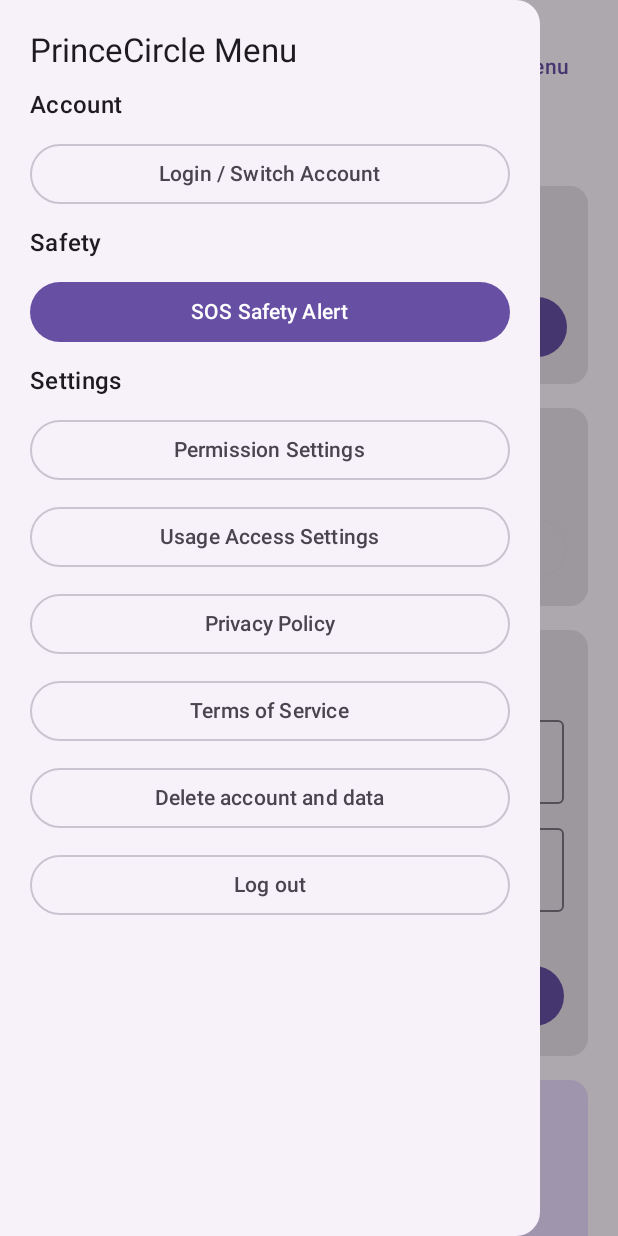
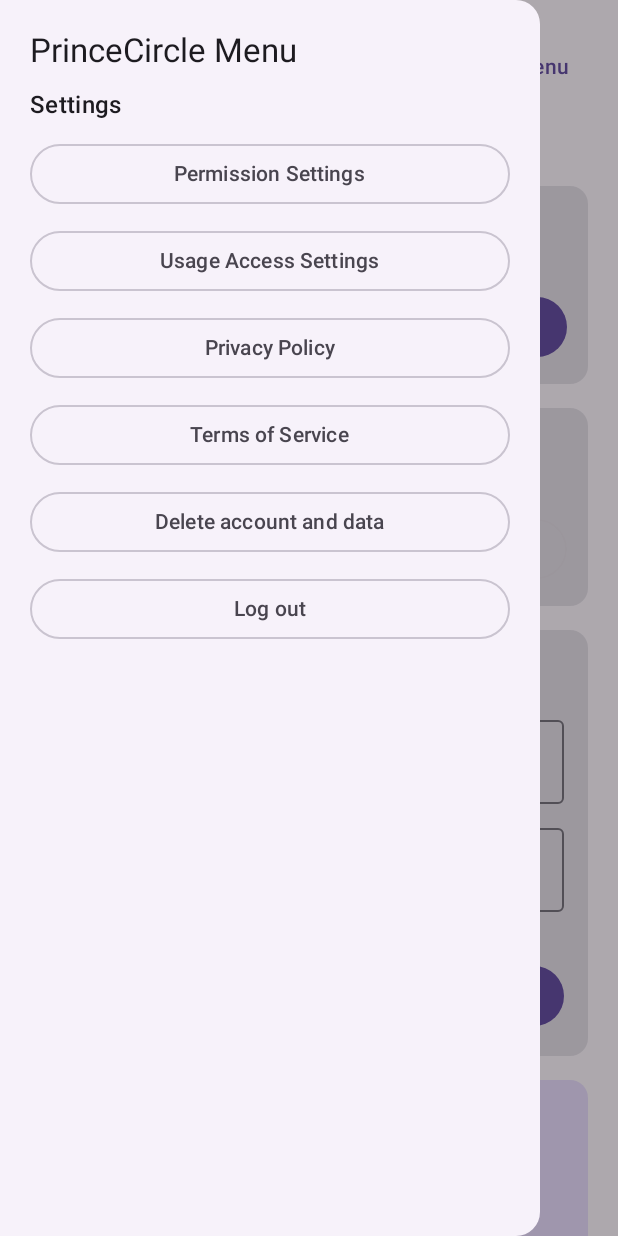
Before and after one commit to princeofworld/PrinceHacker, an Android app built with Jetpack Compose: the composable FamilyGuardDashboard called with empty values, after a tap on "☰ Menu", on a phone screen of 412 x 824 dp. Run offline under Robolectric (Android 15) with nearby library versions, the phone set to English and light mode, and no system bars; 3 statements that could not run were skipped.

Commit message:
Simplify PrinceCircle side drawer to settings, privacy and sign out

```diff
--- a/app/src/main/java/com/princeofworld/familyguard/MainActivity.kt
+++ b/app/src/main/java/com/princeofworld/familyguard/MainActivity.kt
@@ -1061,16 +1061,6 @@ private fun FamilyGuardDashboard(
                     verticalArrangement = Arrangement.spacedBy(10.dp)
                 ) {
                     Text("PrinceCircle Menu", style = MaterialTheme.typography.titleLarge)
-                    Text("Account", style = MaterialTheme.typography.titleMedium)
-                    OutlinedButton(
-                        onClick = { scope.launch { drawerState.close(); onLogout() } },
-                        modifier = Modifier.fillMaxWidth()
-                    ) { Text("Login / Switch Account") }
-                    Text("Safety", style = MaterialTheme.typography.titleMedium)
-                    Button(
-                        onClick = { scope.launch { drawerState.close(); onSos() } },
-                        modifier = Modifier.fillMaxWidth()
-                    ) { Text("SOS Safety Alert") }
                     Text("Settings", style = MaterialTheme.typography.titleMedium)
                     OutlinedButton(
                         onClick = { scope.launch { drawerState.close(); onSetupPermissions() } },
```
